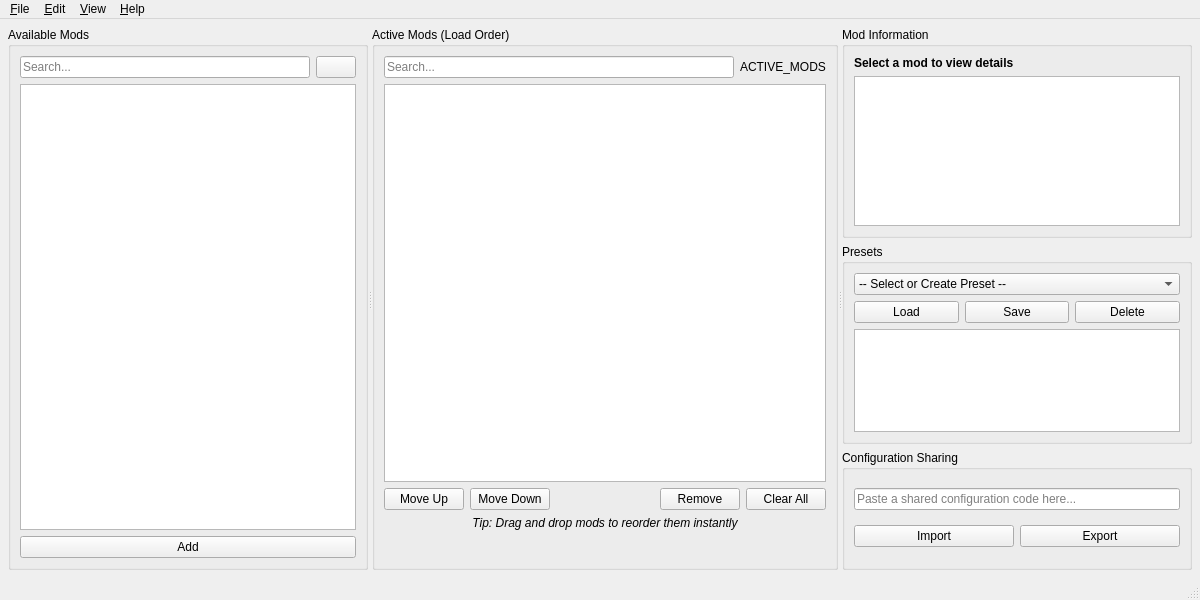
Above: goh_mod_manager/assets/ui/main_window.ui from alexbdka/goh-mod-manager before the change. Below: the same form after it.
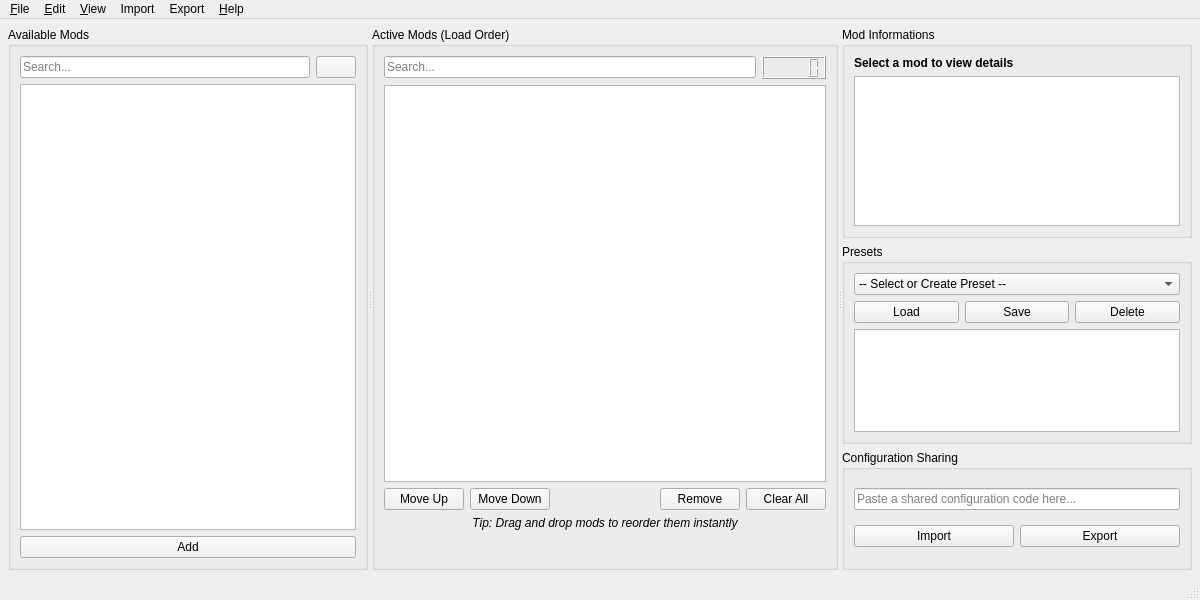
That is the form after the change. Icons and pictures are not drawn.

Patch:
```diff
--- a/goh_mod_manager/assets/ui/main_window.ui
+++ b/goh_mod_manager/assets/ui/main_window.ui
@@ -192,11 +192,7 @@
                                                         </widget>
                                                     </item>
                                                     <item>
-                                                        <widget class="QLabel" name="label_mod_count">
-                                                            <property name="text">
-                                                                <string>ACTIVE_MODS</string>
-                                                            </property>
-                                                        </widget>
+                                                        <widget class="QLCDNumber" name="lcdNumber_mods_counter"/>
                                                     </item>
                                                 </layout>
                                             </item>
@@ -327,7 +323,7 @@
                                             </size>
                                         </property>
                                         <property name="title">
-                                            <string>Mod Information</string>
+                                            <string>Mod Informations</string>
                                         </property>
                                         <layout class="QVBoxLayout" name="verticalLayout_mod_info">
                                             <property name="spacing">
@@ -361,19 +357,6 @@
                                         </layout>
                                     </widget>
                                 </item>
-                                <item>
-                                    <spacer name="verticalSpacer">
-                                        <property name="orientation">
-                                            <enum>Qt::Orientation::Vertical</enum>
-                                        </property>
-                                        <property name="sizeHint" stdset="0">
-                                            <size>
-                                                <width>0</width>
-                                                <height>0</height>
-                                            </size>
-                                        </property>
-                                    </spacer>
-                                </item>
                                 <item>
                                     <widget class="QGroupBox" name="groupBox_presets">
                                         <property name="minimumSize">
@@ -439,19 +422,6 @@
                                         </layout>
                                     </widget>
                                 </item>
-                                <item>
-                                    <spacer name="verticalSpacer_2">
-                                        <property name="orientation">
-                                            <enum>Qt::Orientation::Vertical</enum>
-                                        </property>
-                                        <property name="sizeHint" stdset="0">
-                                            <size>
-                                                <width>20</width>
-                                                <height>40</height>
-                                            </size>
-                                        </property>
-                                    </spacer>
-                                </item>
                                 <item>
                                     <widget class="QGroupBox" name="groupBox_sharing">
                                         <property name="minimumSize">
@@ -513,19 +483,6 @@
                                         </layout>
                                     </widget>
                                 </item>
-                                <item>
-                                    <spacer name="verticalSpacer_sidebar">
-                                        <property name="orientation">
-                                            <enum>Qt::Orientation::Vertical</enum>
-                                        </property>
-                                        <property name="sizeHint" stdset="0">
-                                            <size>
-                                                <width>20</width>
-                                                <height>40</height>
-                                            </size>
-                                        </property>
-                                    </spacer>
-                                </item>
                             </layout>
                         </widget>
                     </widget>
@@ -588,9 +545,24 @@
                 <addaction name="actionCheck_Updates"/>
                 <addaction name="actionAbout"/>
             </widget>
+            <widget class="QMenu" name="menuImport">
+                <property name="title">
+                    <string>Import</string>
+                </property>
+                <addaction name="action_load_order_from_code"/>
+                <addaction name="action_local_mod"/>
+            </widget>
+            <widget class="QMenu" name="menuExport">
+                <property name="title">
+                    <string>Export</string>
+                </property>
+                <addaction name="action_load_order_as_code"/>
+            </widget>
             <addaction name="menuFile"/>
             <addaction name="menuEdit"/>
             <addaction name="menuView"/>
+            <addaction name="menuImport"/>
+            <addaction name="menuExport"/>
             <addaction name="menuHelp"/>
         </widget>
         <widget class="QStatusBar" name="statusbar"/>
```
Left out of the diff: 160 changed lines with no effect on the pictures.
